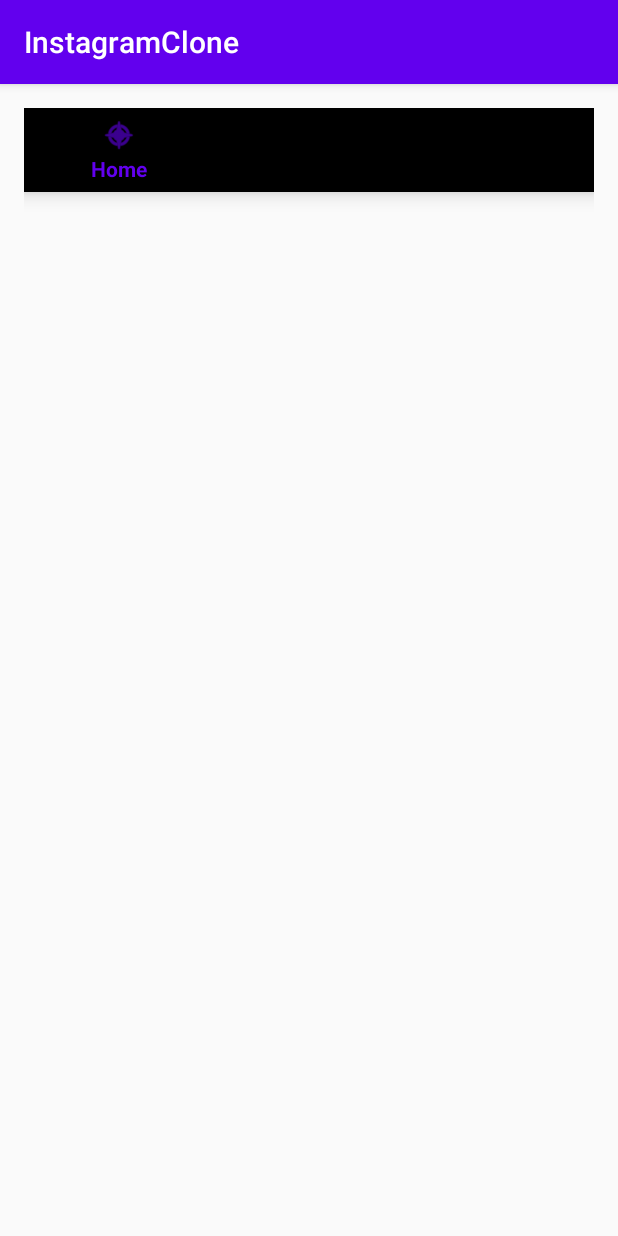
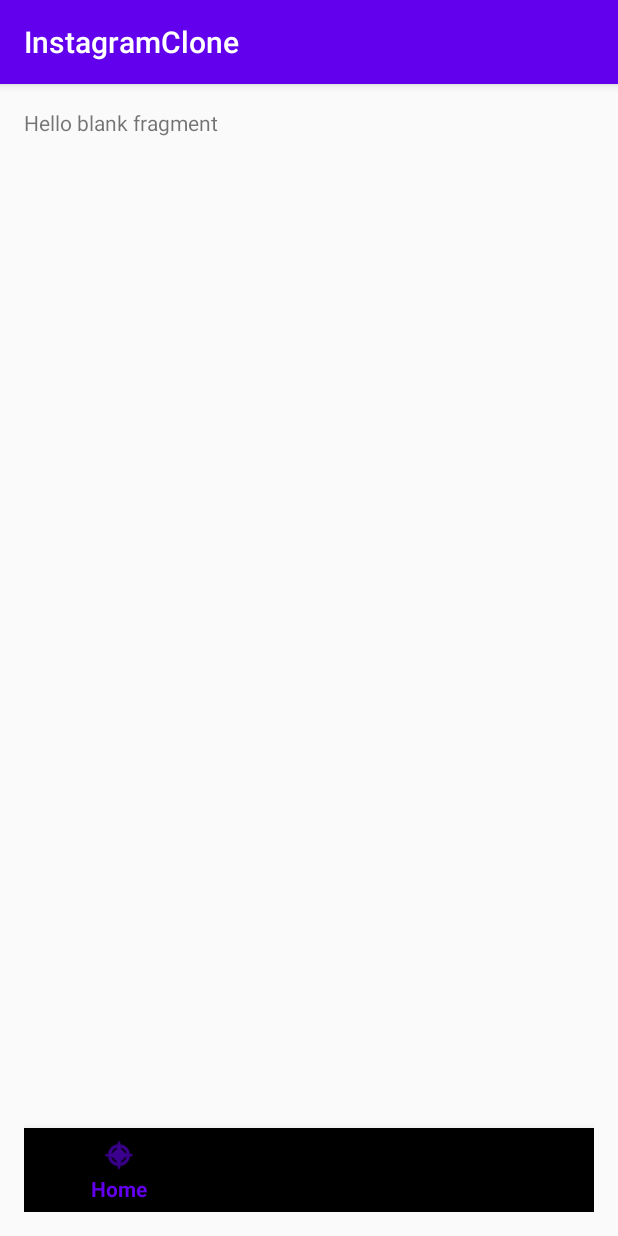
Before and after one commit to AlexFue/Lexigram, an Android app: the MainActivity screen opened directly, with no data from a screen before it, on a phone screen of 412 x 824 dp. Run offline under Robolectric (Android 15) with nearby library versions, the phone set to English and light mode, and no system bars; libraries missing offline, so code that uses them is left out: com.parse.

Commit message:
moved navigation bar down and added another fragment for posts

```diff
--- a/app/src/main/java/com/example/instagramclone/MainActivity.java
+++ b/app/src/main/java/com/example/instagramclone/MainActivity.java
@@ -5,6 +5,7 @@ import androidx.annotation.Nullable;
 import androidx.appcompat.app.AppCompatActivity;
 import androidx.core.content.FileProvider;
 import androidx.fragment.app.Fragment;
+import androidx.fragment.app.FragmentManager;
 
 import android.content.Intent;
 import android.graphics.Bitmap;
@@ -21,6 +22,8 @@ import android.widget.EditText;
 import android.widget.ImageView;
 import android.widget.Toast;
 
+import com.example.instagramclone.fragments.ComposeFragment;
+import com.example.instagramclone.fragments.PostsFragment;
 import com.google.android.material.bottomnavigation.BottomNavigationView;
 import com.parse.FindCallback;
 import com.parse.ParseException;
@@ -35,7 +38,7 @@ import java.util.List;
 public class MainActivity extends AppCompatActivity {
 
     public static final String TAG = "MainActivity";
-
+    final FragmentManager fragmentManager = getSupportFragmentManager();
     private BottomNavigationView bottomNavigationView;
 
 
@@ -51,21 +54,26 @@ public class MainActivity extends AppCompatActivity {
                 Fragment fragment;
                 switch (menuItem.getItemId()) {
                     case R.id.action_home:
+                        // update fragment
                         Toast.makeText(MainActivity.this, "Home!", Toast.LENGTH_SHORT).show();
+                        fragment = new PostsFragment();
                         break;
                     case R.id.action_compose:
                         Toast.makeText(MainActivity.this, "Compose!", Toast.LENGTH_SHORT).show();
+                        fragment = new ComposeFragment();
                         break;
                     case R.id.action_profile:
                     default:
+                        // update fragment
                         Toast.makeText(MainActivity.this, "Profile!", Toast.LENGTH_SHORT).show();
-
+                        fragment = new ComposeFragment();
                         break;
                 }
+                fragmentManager.beginTransaction().replace(R.id.flContainer, fragment).commit();
                 return true;
             }
         });
+        // Set default selection
+        bottomNavigationView.setSelectedItemId(R.id.action_home);
     }
-
-
 }
--- /dev/null
+++ b/app/src/main/java/com/example/instagramclone/fragments/PostsFragment.java
@@ -0,0 +1,29 @@
+package com.example.instagramclone.fragments;
+
+import android.os.Bundle;
+
+import androidx.fragment.app.Fragment;
+
+import android.view.LayoutInflater;
+import android.view.View;
+import android.view.ViewGroup;
+
+import com.example.instagramclone.R;
+
+/**
+ * A simple {@link Fragment} subclass.
+ */
+public class PostsFragment extends Fragment {
+
+
+    public PostsFragment() {
+        // Required empty public constructor
+    }
+
+    @Override
+    public View onCreateView(LayoutInflater inflater, ViewGroup container,
+                             Bundle savedInstanceState) {
+        // Inflate the layout for this fragment
+        return inflater.inflate(R.layout.fragment_posts, container, false);
+    }
+}
--- a/app/src/main/res/layout/activity_main.xml
+++ b/app/src/main/res/layout/activity_main.xml
@@ -1,5 +1,5 @@
 <?xml version="1.0" encoding="utf-8"?>
-<LinearLayout
+<RelativeLayout
     xmlns:android="http://schemas.android.com/apk/res/android"
     xmlns:app="http://schemas.android.com/apk/res-auto"
     xmlns:tools="http://schemas.android.com/tools"
@@ -9,6 +9,12 @@
     android:orientation="vertical"
     tools:context=".MainActivity">
 
+    <FrameLayout
+        android:id="@+id/flContainer"
+        android:layout_width="match_parent"
+        android:layout_height="match_parent"
+        android:layout_above="@+id/bottomNavigation"/>
+
     <com.google.android.material.bottomnavigation.BottomNavigationView
         android:id="@+id/bottomNavigation"
         android:layout_width="match_parent"
@@ -16,4 +22,4 @@
         android:layout_alignParentBottom="true"
         app:menu="@menu/menu_bottom_navigation" />
 
-</LinearLayout>
+</RelativeLayout>
--- /dev/null
+++ b/app/src/main/res/layout/fragment_posts.xml
@@ -0,0 +1,14 @@
+<?xml version="1.0" encoding="utf-8"?>
+<FrameLayout xmlns:android="http://schemas.android.com/apk/res/android"
+    xmlns:tools="http://schemas.android.com/tools"
+    android:layout_width="match_parent"
+    android:layout_height="match_parent"
+    tools:context=".fragments.PostsFragment">
+
+    <!-- TODO: Update blank fragment layout -->
+    <TextView
+        android:layout_width="match_parent"
+        android:layout_height="match_parent"
+        android:text="@string/hello_blank_fragment" />
+
+</FrameLayout>
```
